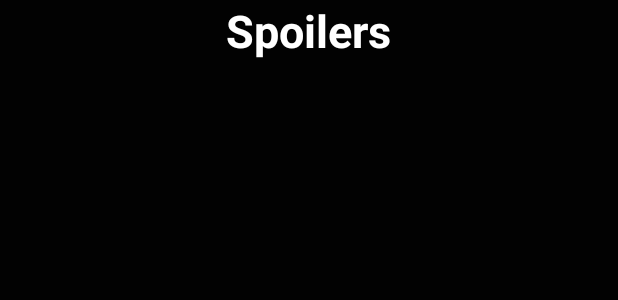
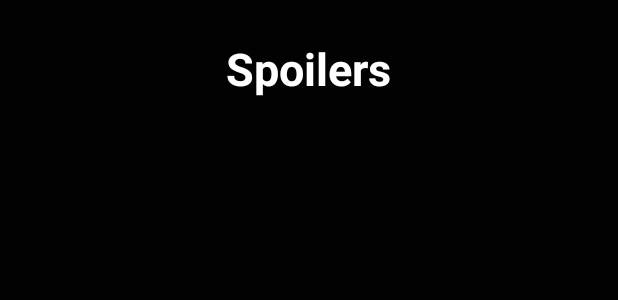
Before and after one commit to AustinLee2/SpoilerAlert2, an Android app: the layout fragment_spoilers.xml on its own in the app's theme, with its tools: preview values and no code run, on a phone screen of 412 x 824 dp. Shown: the top 300 px of the screen. Run offline under Robolectric (Android 15) with nearby library versions, the phone set to English and light mode, and no system bars.

Commit message:
Spoilers Page Layout V2

```diff
--- a/app/src/main/res/layout/activity_main.xml
+++ b/app/src/main/res/layout/activity_main.xml
@@ -18,7 +18,9 @@
         android:layout_height="wrap_content"
         android:layout_alignParentBottom="true"
         android:layout_alignParentStart="true"
-        android:background="?android:attr/windowBackground"
+        app:itemBackground="@color/colorAccent"
+        app:itemIconTint="@color/colorPrimary"
+        app:itemTextColor="@color/colorPrimary"
         app:menu="@menu/bottom_navigation" />
 
 
--- a/app/src/main/res/layout/fragment_home.xml
+++ b/app/src/main/res/layout/fragment_home.xml
@@ -20,6 +20,7 @@
         android:text="@string/homeText_item"
         android:textColor="@color/white"
         android:textStyle="bold"
+        android:layout_marginTop="25dp"
         android:textSize="30sp"
         />
     </RelativeLayout>
--- a/app/src/main/res/layout/fragment_spoilers.xml
+++ b/app/src/main/res/layout/fragment_spoilers.xml
@@ -17,12 +17,15 @@
         android:text="@string/spoilersText_item"
         android:textColor="@color/white"
         android:textSize="30sp"
+        android:layout_marginTop="25dp"
         android:textStyle="bold" />
-    </RelativeLayout>
 
     <android.support.v7.widget.RecyclerView
         android:id="@+id/spoiler_recyclerview"
         android:layout_width="match_parent"
-        android:layout_height="match_parent"/>
+        android:layout_height="match_parent"
+        android:layout_marginTop="75dp"
+        />
+    </RelativeLayout>
 
 </LinearLayout>
```
Also changed, not shown: app/src/main/res/layout/spoiler_item_layout.xml (+23 -7 lines).
